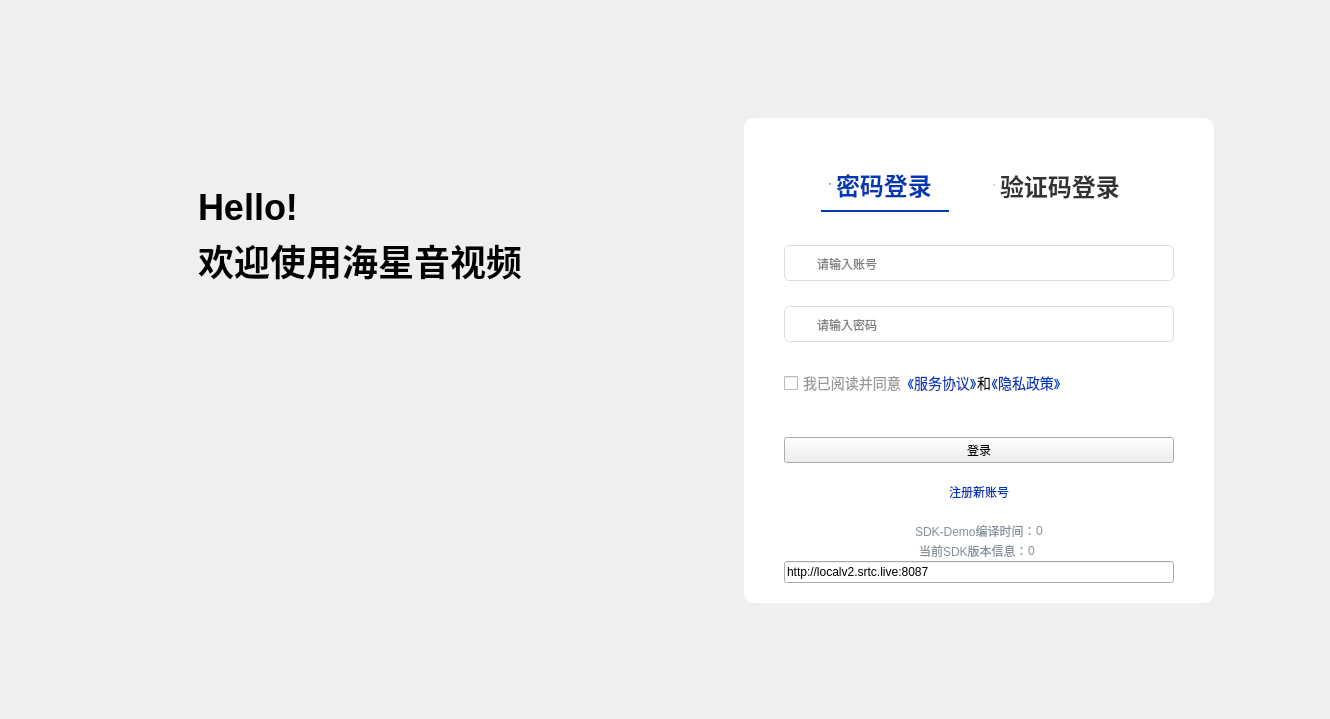
Before: the Qt Designer form CPP/MSVC-QT/View/Login/WidLogin.ui in seastart/meeting-windows-demo, drawn with Qt 5.
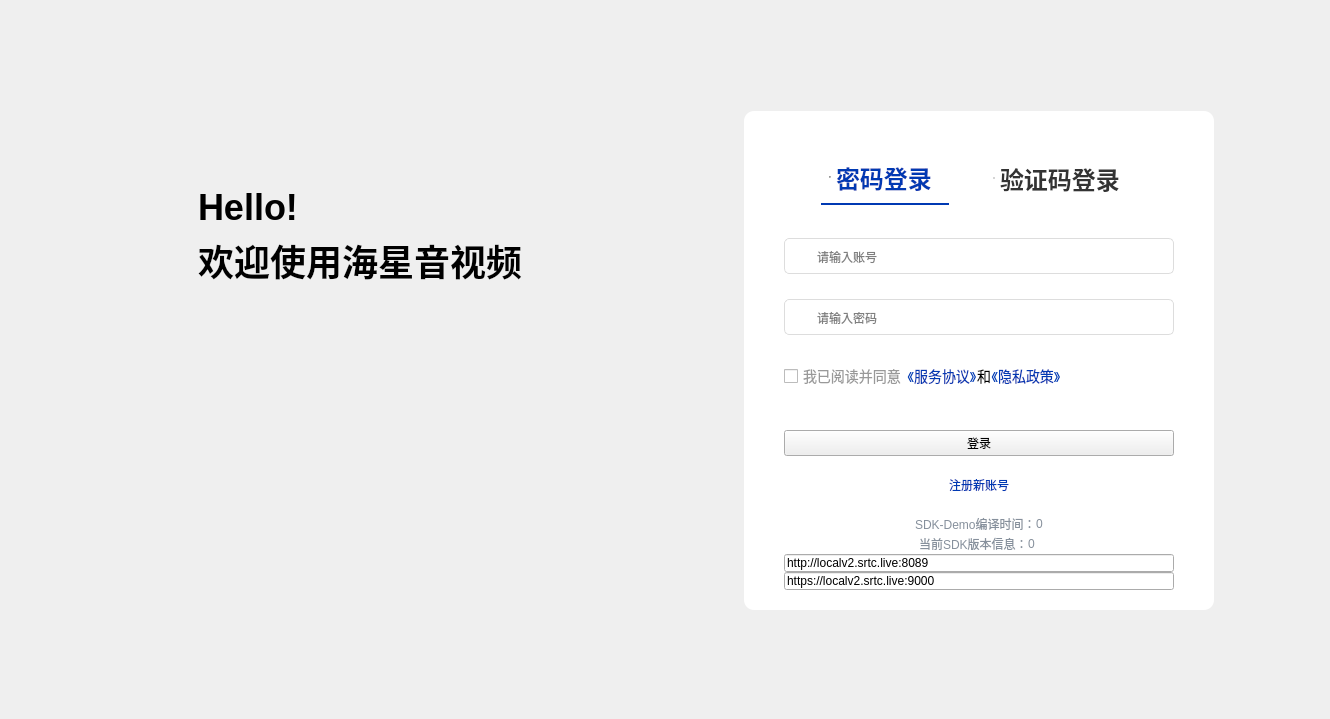
After: the same form once the commit is applied. The open tabs and pages were chosen to show the change. Icons and pictures are not drawn.

```diff
--- a/CPP/MSVC-QT/View/Login/WidLogin.ui
+++ b/CPP/MSVC-QT/View/Login/WidLogin.ui
@@ -889,7 +889,7 @@
             </widget>
            </item>
            <item>
-            <layout class="QHBoxLayout" name="horizontalLayout_9">
+            <layout class="QVBoxLayout" name="verticalLayout_7">
              <property name="spacing">
               <number>0</number>
              </property>
@@ -898,8 +898,11 @@
              </property>
              <item>
               <widget class="QLineEdit" name="ledHost">
+               <property name="styleSheet">
+                <string notr="true">padding:0px;</string>
+               </property>
                <property name="text">
-                <string>http://localv2.srtc.live:8087</string>
+                <string>http://localv2.srtc.live:8089</string>
                </property>
                <property name="placeholderText">
                 <string>服务器地址</string>
@@ -907,20 +910,17 @@
               </widget>
              </item>
              <item>
-              <spacer name="verticalSpacer_11">
-               <property name="orientation">
-                <enum>Qt::Vertical</enum>
+              <widget class="QLineEdit" name="ledRtcHost">
+               <property name="styleSheet">
+                <string notr="true">padding:0px;</string>
                </property>
-               <property name="sizeType">
-                <enum>QSizePolicy::Fixed</enum>
+               <property name="text">
+                <string>https://localv2.srtc.live:9000</string>
                </property>
-               <property name="sizeHint" stdset="0">
-                <size>
-                 <width>0</width>
-                 <height>20</height>
-                </size>
+               <property name="placeholderText">
+                <string>rtc服务器地址</string>
                </property>
-              </spacer>
+              </widget>
              </item>
             </layout>
            </item>
```
Left out of the diff: 2 changed lines with no effect on the pictures.
